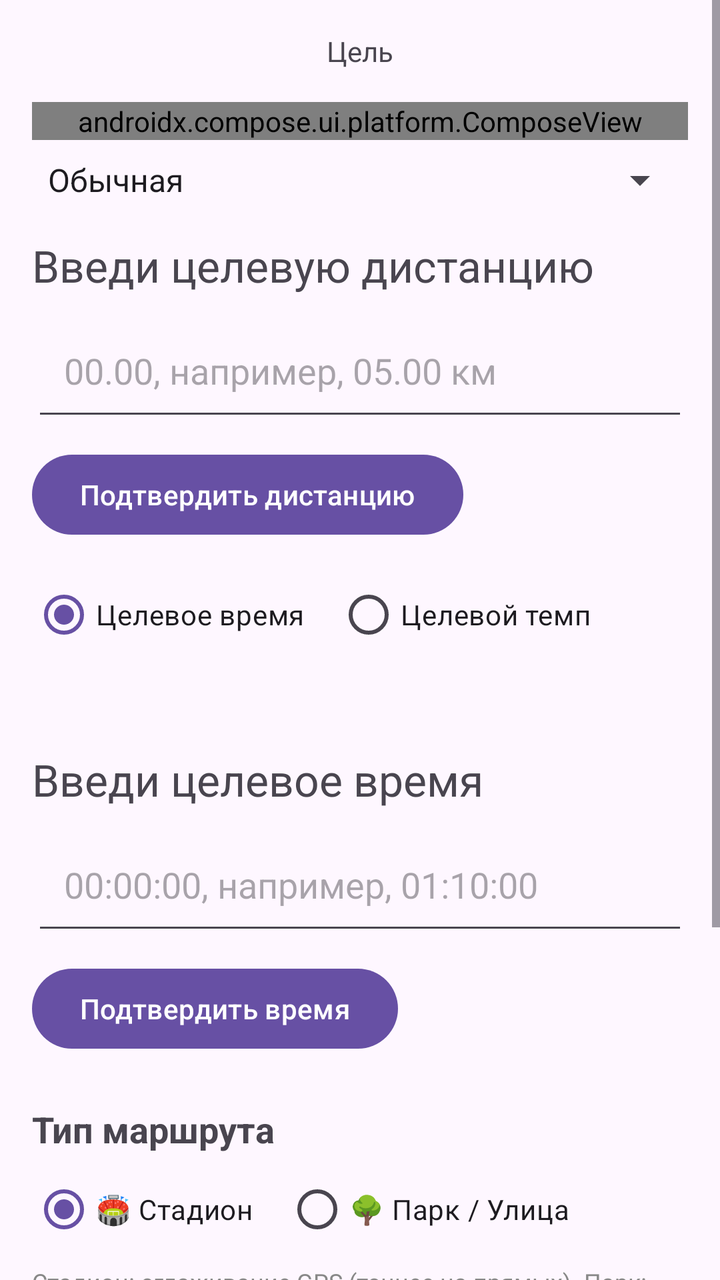
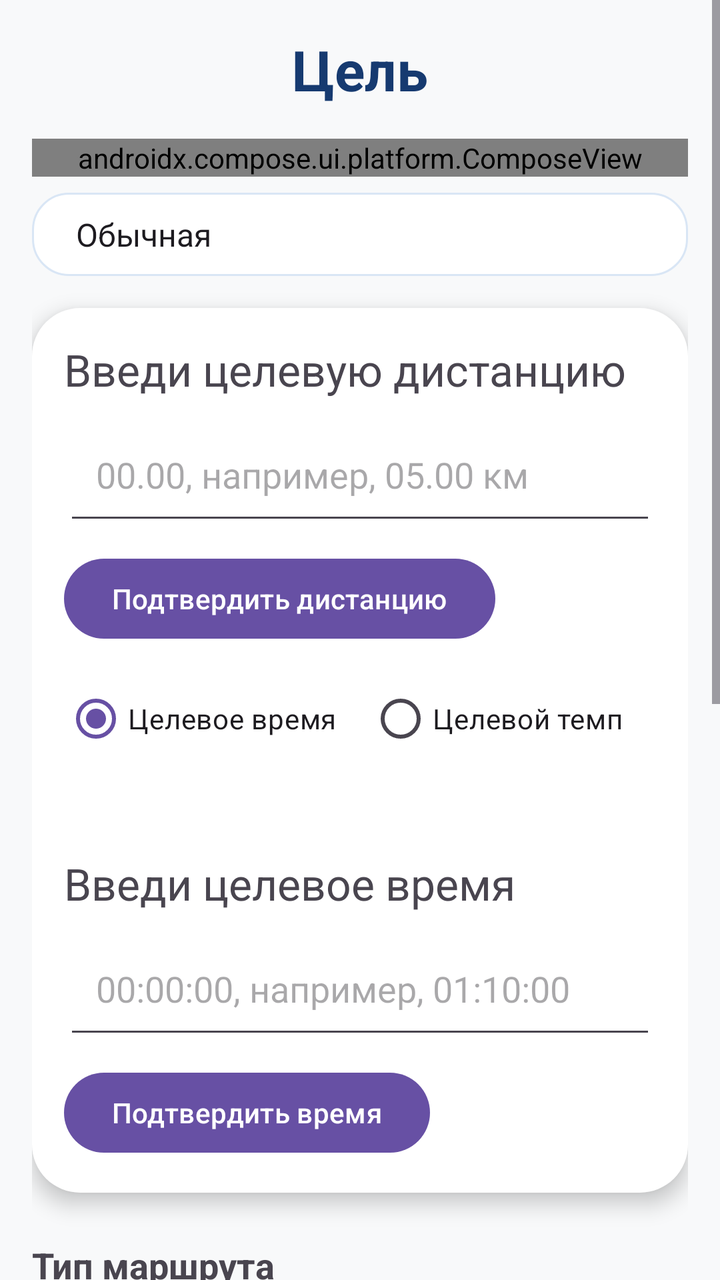

The first picture is an Android layout as it rendered before a commit; the second is the same layout after the commit. The layout source and the unified diff follow.
<!-- AndroidManifest.xml: application theme Theme.Stayer -->
<!-- res/layout/activity_goal.xml -->
<ScrollView
    xmlns:android="http://schemas.android.com/apk/res/android"
    android:layout_width="match_parent"
    android:layout_height="match_parent"
    android:fillViewport="true">

    <LinearLayout
        android:layout_width="match_parent"
        android:layout_height="wrap_content"
        android:orientation="vertical"
        android:padding="16dp">

        <TextView
            android:id="@+id/header"
            android:layout_width="wrap_content"
            android:layout_height="wrap_content"
            android:text="@string/goal_activity_title"
            android:layout_gravity="center_horizontal"/>

        
        <androidx.compose.ui.platform.ComposeView
            android:id="@+id/cvWorkoutModeLabel"
            android:layout_width="match_parent"
            android:layout_height="wrap_content"
            android:layout_marginTop="16dp"
            android:layout_marginBottom="8dp"/>

        <Spinner
            android:id="@+id/spWorkoutMode"
            android:layout_width="match_parent"
            android:layout_height="wrap_content"
            android:entries="@array/workout_modes"
            android:spinnerMode="dropdown"
            android:layout_marginBottom="16dp"/>

        
        <LinearLayout
            android:id="@+id/blockNormal"
            android:layout_width="match_parent"
            android:layout_height="wrap_content"
            android:orientation="vertical">

            
            <TextView
                android:id="@+id/distanceLabel"
                android:layout_width="wrap_content"
                android:layout_height="wrap_content"
                android:text="@string/prompt_distance"
                android:textSize="22sp"
                android:layout_marginBottom="8dp"/>

            
            <EditText
                android:id="@+id/distanceInput"
                android:layout_width="match_parent"
                android:layout_height="60dp"
                android:hint="00.00, например, 05.00 км"
                android:inputType="numberDecimal|numberSigned"
                android:digits="0123456789."
                android:padding="16dp"
                android:autofillHints="distance"/>

            
            <Button
                android:id="@+id/confirmDistanceButton"
                android:layout_width="wrap_content"
                android:layout_height="wrap_content"
                android:text="@string/confirm_distance_button"
                android:layout_marginTop="8dp"/>

            
            <RadioGroup
                android:id="@+id/rgNormalGoalMode"
                android:layout_width="match_parent"
                android:layout_height="wrap_content"
                android:orientation="horizontal"
                android:layout_marginTop="12dp">

                <RadioButton
                    android:id="@+id/rbGoalTime"
                    android:layout_width="wrap_content"
                    android:layout_height="wrap_content"
                    android:text="Целевое время"
                    android:checked="true"/>

                <RadioButton
                    android:id="@+id/rbGoalPace"
                    android:layout_width="wrap_content"
                    android:layout_height="wrap_content"
                    android:text="Целевой темп"
                    android:layout_marginStart="16dp"/>
            </RadioGroup>

            
            <TextView
                android:id="@+id/tvNormalDerived"
                android:layout_width="match_parent"
                android:layout_height="wrap_content"
                android:text=""
                android:textSize="16sp"
                android:layout_marginTop="6dp"
                android:textColor="#4CAF50"/>

            
            <LinearLayout
                android:id="@+id/blockGoalTime"
                android:layout_width="match_parent"
                android:layout_height="wrap_content"
                android:orientation="vertical">

                <TextView
                    android:id="@+id/timeLabel"
                    android:layout_width="wrap_content"
                    android:layout_height="wrap_content"
                    android:text="@string/prompt_time"
                    android:textSize="22sp"
                    android:layout_marginTop="16dp"
                    android:layout_marginBottom="8dp"/>

                <EditText
                    android:id="@+id/timeInput"
                    android:layout_width="match_parent"
                    android:layout_height="60dp"
                    android:hint="00:00:00, например, 01:10:00"
                    android:inputType="textNoSuggestions"
                    android:digits="0123456789:"
                    android:padding="16dp"
                    android:autofillHints="time"/>

                <Button
                    android:id="@+id/confirmTimeButton"
                    android:layout_width="wrap_content"
                    android:layout_height="wrap_content"
                    android:text="@string/confirm_time_button"
                    android:layout_marginTop="8dp"/>
            </LinearLayout>

            
            <LinearLayout
                android:id="@+id/blockGoalPace"
                android:layout_width="match_parent"
                android:layout_height="wrap_content"
                android:orientation="vertical"
                android:visibility="gone">

                <TextView
                    android:layout_width="wrap_content"
                    android:layout_height="wrap_content"
                    android:text="Введи целевой темп"
                    android:textSize="22sp"
                    android:layout_marginTop="16dp"
                    android:layout_marginBottom="8dp"/>

                <EditText
                    android:id="@+id/etTargetPace"
                    android:layout_width="match_parent"
                    android:layout_height="60dp"
                    android:hint="MM:SS, например 08:20"
                    android:inputType="textNoSuggestions"
                    android:digits="0123456789:"
                    android:padding="16dp"
                    android:autofillHints=""/>

                <Button
                    android:id="@+id/btnConfirmPace"
                    android:layout_width="wrap_content"
                    android:layout_height="wrap_content"
                    android:text="Подтвердить темп"
                    android:layout_marginTop="8dp"/>
            </LinearLayout>
        </LinearLayout>

        
        <LinearLayout
            android:id="@+id/blockInterval"
            android:layout_width="match_parent"
            android:layout_height="wrap_content"
            android:orientation="vertical"
            android:visibility="gone"
            android:layout_marginTop="8dp">

            
            <TextView
                android:layout_width="match_parent"
                android:layout_height="wrap_content"
                android:text="Разминка (опционально)"
                android:textSize="18sp"
                android:textStyle="bold"
                android:layout_marginTop="8dp"/>

            <EditText
                android:id="@+id/etWarmupTime"
                android:layout_width="match_parent"
                android:layout_height="48dp"
                android:hint="Время, например 15:00"
                android:inputType="textNoSuggestions"
                android:digits="0123456789:"
                android:textSize="14sp"/>

            <EditText
                android:id="@+id/etWarmupPace"
                android:layout_width="match_parent"
                android:layout_height="48dp"
                android:hint="Темп, например 08:20 (можно пусто)"
                android:inputType="textNoSuggestions"
                android:digits="0123456789:"
                android:textSize="14sp"/>

            
            <TextView
                android:layout_width="match_parent"
                android:layout_height="wrap_content"
                android:text="Работа"
                android:textSize="18sp"
                android:textStyle="bold"
                android:layout_marginTop="16dp"/>

            <EditText
                android:id="@+id/etWorkTime"
                android:layout_width="match_parent"
                android:layout_height="48dp"
                android:hint="Время, например 00:20"
                android:inputType="textNoSuggestions"
                android:digits="0123456789:"
                android:textSize="14sp"/>

            <EditText
                android:id="@+id/etWorkPace"
                android:layout_width="match_parent"
                android:layout_height="48dp"
                android:hint="Темп, например 05:00"
                android:inputType="textNoSuggestions"
                android:digits="0123456789:"
                android:textSize="14sp"/>

            
            <TextView
                android:layout_width="match_parent"
                android:layout_height="wrap_content"
                android:text="Отдых"
                android:textSize="18sp"
                android:textStyle="bold"
                android:layout_marginTop="16dp"/>

            <EditText
                android:id="@+id/etRestTime"
                android:layout_width="match_parent"
                android:layout_height="48dp"
                android:hint="Время, например 01:30"
                android:inputType="textNoSuggestions"
                android:digits="0123456789:"
                android:textSize="14sp"/>

            <EditText
                android:id="@+id/etRestPace"
                android:layout_width="match_parent"
                android:layout_height="48dp"
                android:hint="Темп, например 08:30 (пусто = без контроля)"
                android:inputType="textNoSuggestions"
                android:digits="0123456789:"
                android:textSize="14sp"/>

            
            <TextView
                android:layout_width="match_parent"
                android:layout_height="wrap_content"
                android:text="Количество серий (Работа + Отдых)"
                android:textSize="18sp"
                android:textStyle="bold"
                android:layout_marginTop="16dp"/>

            <EditText
                android:id="@+id/etRepeats"
                android:layout_width="match_parent"
                android:layout_height="48dp"
                android:hint="Повторить цикл раз, например 8"
                android:inputType="number"
                android:textSize="14sp"/>

            
            <TextView
                android:layout_width="match_parent"
                android:layout_height="wrap_content"
                android:text="Заминка (опционально)"
                android:textSize="18sp"
                android:textStyle="bold"
                android:layout_marginTop="16dp"/>

            <EditText
                android:id="@+id/etCooldownTime"
                android:layout_width="match_parent"
                android:layout_height="48dp"
                android:hint="Время, например 10:00"
                android:inputType="textNoSuggestions"
                android:digits="0123456789:"
                android:textSize="14sp"/>

            <EditText
                android:id="@+id/etCooldownPace"
                android:layout_width="match_parent"
                android:layout_height="48dp"
                android:hint="Темп, например 08:40 (можно пусто)"
                android:inputType="textNoSuggestions"
                android:digits="0123456789:"
                android:textSize="14sp"/>

            <Button
                android:id="@+id/btnSaveInterval"
                android:layout_width="match_parent"
                android:layout_height="wrap_content"
                android:text="Сохранить интервальную"
                android:layout_marginTop="16dp"/>

            <TextView
                android:id="@+id/tvIntervalSummary"
                android:layout_width="match_parent"
                android:layout_height="wrap_content"
                android:text=""
                android:textSize="16sp"
                android:textColor="#4CAF50"
                android:layout_marginTop="6dp"/>
        </LinearLayout>

        
        <LinearLayout
            android:id="@+id/blockCombo"
            android:layout_width="match_parent"
            android:layout_height="wrap_content"
            android:orientation="vertical"
            android:visibility="gone"
            android:layout_marginTop="16dp">

            <TextView
                android:layout_width="match_parent"
                android:layout_height="wrap_content"
                android:text="Конструктор тренировки"
                android:textSize="18sp"
                android:textStyle="bold"
                android:layout_marginBottom="8dp"/>

            <androidx.recyclerview.widget.RecyclerView
                android:id="@+id/rvComboBlocks"
                android:layout_width="match_parent"
                android:layout_height="wrap_content"
                android:nestedScrollingEnabled="false"/>

            
            <LinearLayout
                android:layout_width="match_parent"
                android:layout_height="wrap_content"
                android:orientation="horizontal"
                android:layout_marginTop="8dp"
                android:gravity="center_vertical">

                <Spinner
                    android:id="@+id/spComboBlockType"
                    android:layout_width="0dp"
                    android:layout_height="wrap_content"
                    android:layout_weight="1"
                    android:entries="@array/combo_block_types"
                    android:spinnerMode="dropdown"/>

                <Button
                    android:id="@+id/btnAddComboBlock"
                    android:layout_width="wrap_content"
                    android:layout_height="wrap_content"
                    android:text="+ Добавить"
                    android:layout_marginStart="8dp"/>
            </LinearLayout>

            
            <TextView
                android:id="@+id/tvComboSummary"
                android:layout_width="match_parent"
                android:layout_height="wrap_content"
                android:layout_marginTop="12dp"
                android:textSize="14sp"
                android:text=""/>

            
            <Button
                android:id="@+id/btnSaveCombo"
                android:layout_width="match_parent"
                android:layout_height="wrap_content"
                android:text="💾 Сохранить"
                android:layout_marginTop="8dp"/>
        </LinearLayout>

        
        <LinearLayout
            android:id="@+id/blockFree"
            android:layout_width="match_parent"
            android:layout_height="wrap_content"
            android:orientation="vertical"
            android:visibility="gone"
            android:layout_marginTop="16dp">

            <TextView
                android:layout_width="match_parent"
                android:layout_height="wrap_content"
                android:text="Свободный бег"
                android:textSize="18sp"
                android:textStyle="bold"/>

            <TextView
                android:layout_width="match_parent"
                android:layout_height="wrap_content"
                android:layout_marginTop="8dp"
                android:text="Во время тренировки приложение будет озвучивать каждый полный километр: дистанцию, общее время и средний темп за всю тренировку."
                android:textSize="14sp"/>

            <Button
                android:id="@+id/btnSaveFree"
                android:layout_width="match_parent"
                android:layout_height="wrap_content"
                android:layout_marginTop="12dp"
                android:text="Сохранить свободный бег"/>

            <TextView
                android:id="@+id/tvFreeSummary"
                android:layout_width="match_parent"
                android:layout_height="wrap_content"
                android:layout_marginTop="6dp"
                android:text=""
                android:textColor="#4CAF50"
                android:textSize="16sp"/>
        </LinearLayout>

        <LinearLayout
            android:id="@+id/blockRace"
            android:layout_width="match_parent"
            android:layout_height="wrap_content"
            android:layout_marginTop="16dp"
            android:orientation="vertical"
            android:visibility="gone">

            <TextView
                android:layout_width="match_parent"
                android:layout_height="wrap_content"
                android:text="План забега"
                android:textSize="18sp"
                android:textStyle="bold" />

            <EditText
                android:id="@+id/etRaceTotalDistance"
                android:layout_width="match_parent"
                android:layout_height="48dp"
                android:layout_marginTop="8dp"
                android:digits="0123456789.,"
                android:hint="Общая дистанция, например 5.00"
                android:inputType="numberDecimal|numberSigned"
                android:textSize="14sp" />

            <TextView
                android:layout_width="match_parent"
                android:layout_height="wrap_content"
                android:layout_marginTop="12dp"
                android:text="Участки"
                android:textSize="16sp"
                android:textStyle="bold" />

            <androidx.recyclerview.widget.RecyclerView
                android:id="@+id/rvRaceSegments"
                android:layout_width="match_parent"
                android:layout_height="wrap_content"
                android:layout_marginTop="8dp"
                android:nestedScrollingEnabled="false" />

            <Button
                android:id="@+id/btnAddRaceSegment"
                android:layout_width="match_parent"
                android:layout_height="wrap_content"
                android:layout_marginTop="8dp"
                android:text="+ Добавить участок" />

            <TextView
                android:id="@+id/tvRaceSummary"
                android:layout_width="match_parent"
                android:layout_height="wrap_content"
                android:layout_marginTop="12dp"
                android:text=""
                android:textSize="14sp" />

            <Button
                android:id="@+id/btnSaveRace"
                android:layout_width="match_parent"
                android:layout_height="wrap_content"
                android:layout_marginTop="8dp"
                android:text="Сохранить забег" />
        </LinearLayout>

        
        <TextView
            android:layout_width="wrap_content"
            android:layout_height="wrap_content"
            android:text="Тип маршрута"
            android:textSize="18sp"
            android:textStyle="bold"
            android:layout_marginTop="24dp"
            android:layout_marginBottom="4dp"/>

        <RadioGroup
            android:id="@+id/rgLocationType"
            android:layout_width="match_parent"
            android:layout_height="wrap_content"
            android:orientation="horizontal">

            <RadioButton
                android:id="@+id/rbStadium"
                android:layout_width="wrap_content"
                android:layout_height="wrap_content"
                android:text="🏟️ Стадион"
                android:checked="true"/>

            <RadioButton
                android:id="@+id/rbPark"
                android:layout_width="wrap_content"
                android:layout_height="wrap_content"
                android:text="🌳 Парк / Улица"
                android:layout_marginStart="16dp"/>
        </RadioGroup>

        <TextView
            android:id="@+id/tvLocationHint"
            android:layout_width="match_parent"
            android:layout_height="wrap_content"
            android:text="Стадион: сглаживание GPS (точнее на прямых). Парк: без сглаживания (точнее на поворотах)."
            android:textSize="12sp"
            android:textColor="#888888"
            android:layout_marginTop="4dp"/>

        <androidx.appcompat.widget.SwitchCompat
            android:id="@+id/swPaceCorrector"
            android:layout_width="match_parent"
            android:layout_height="wrap_content"
            android:text="Корректировщик темпа"
            android:textSize="16sp"
            android:textStyle="bold"
            android:checked="true"
            android:layout_marginTop="18dp"/>

        <TextView
            android:id="@+id/tvPaceCorrectorHint"
            android:layout_width="match_parent"
            android:layout_height="wrap_content"
            android:text="Включает короткие подсказки «быстрее/медленнее». Чекпоинты и отчёты этапов остаются активными."
            android:textSize="12sp"
            android:textColor="#888888"
            android:layout_marginTop="4dp"/>

        
        <Button
            android:id="@+id/backButton"
            android:layout_width="wrap_content"
            android:layout_height="wrap_content"
            android:text="Назад"
            android:layout_gravity="center_horizontal"
            android:layout_marginTop="32dp"
            android:layout_marginBottom="24dp"/>

    </LinearLayout>
</ScrollView>
<!-- resources referenced by this layout -->
<resources>
  <string-array name="combo_block_types">
          <item>Разминка</item>
          <item>Обычная</item>
          <item>Интервальная</item>
          <item>Заминка</item>
      </string-array>
  <string-array name="workout_modes">
          <item>Обычная</item>
          <item>Интервальная</item>
          <item>Комбинированная</item>
          <item>Свободный бег</item>
          <item>Забег</item>
      </string-array>
  <string name="confirm_distance_button">Подтвердить дистанцию</string>
  <string name="confirm_time_button">Подтвердить время</string>
  <string name="goal_activity_title">Цель</string>
  <string name="prompt_distance">Введи целевую дистанцию</string>
  <string name="prompt_time">Введи целевое время</string>
  <style name="Theme.Stayer" parent="Theme.Material3.DayNight.NoActionBar" />
</resources>

<!-- the commit's change to res/layout/activity_goal.xml (unified diff, before → after) -->
@@ -2,6 +2,7 @@
     xmlns:android="http://schemas.android.com/apk/res/android"
     android:layout_width="match_parent"
     android:layout_height="match_parent"
+    android:background="@color/sport_light_bg"
     android:fillViewport="true">
 
     <LinearLayout
@@ -15,6 +16,9 @@
             android:layout_width="wrap_content"
             android:layout_height="wrap_content"
             android:text="@string/goal_activity_title"
+            android:textColor="@color/sport_deep_blue"
+            android:textSize="28sp"
+            android:textStyle="bold"
             android:layout_gravity="center_horizontal"/>
 
         
@@ -29,7 +33,9 @@
             android:id="@+id/spWorkoutMode"
             android:layout_width="match_parent"
             android:layout_height="wrap_content"
+            android:background="@drawable/bg_sport_input"
             android:entries="@array/workout_modes"
+            android:popupBackground="@drawable/bg_sport_spinner_popup"
             android:spinnerMode="dropdown"
             android:layout_marginBottom="16dp"/>
 
@@ -38,7 +44,10 @@
             android:id="@+id/blockNormal"
             android:layout_width="match_parent"
             android:layout_height="wrap_content"
-            android:orientation="vertical">
+            android:orientation="vertical"
+            android:background="@drawable/bg_sport_card"
+            android:elevation="6dp"
+            android:padding="16dp">
 
             
             <TextView
@@ -177,7 +186,10 @@
             android:layout_height="wrap_content"
             android:orientation="vertical"
             android:visibility="gone"
-            android:layout_marginTop="8dp">
+            android:layout_marginTop="12dp"
+            android:background="@drawable/bg_sport_card"
+            android:elevation="6dp"
+            android:padding="16dp">
 
             
             <TextView
@@ -328,7 +340,10 @@
             android:layout_height="wrap_content"
             android:orientation="vertical"
             android:visibility="gone"
-            android:layout_marginTop="16dp">
+            android:layout_marginTop="16dp"
+            android:background="@drawable/bg_sport_card"
+            android:elevation="6dp"
+            android:padding="16dp">
 
             <TextView
                 android:layout_width="match_parent"
@@ -357,7 +372,9 @@
                     android:layout_width="0dp"
                     android:layout_height="wrap_content"
                     android:layout_weight="1"
+                    android:background="@drawable/bg_sport_input"
                     android:entries="@array/combo_block_types"
+                    android:popupBackground="@drawable/bg_sport_spinner_popup"
                     android:spinnerMode="dropdown"/>
 
                 <Button
@@ -393,7 +410,10 @@
             android:layout_height="wrap_content"
             android:orientation="vertical"
             android:visibility="gone"
-            android:layout_marginTop="16dp">
+            android:layout_marginTop="16dp"
+            android:background="@drawable/bg_sport_card"
+            android:elevation="6dp"
+            android:padding="16dp">
 
             <TextView
                 android:layout_width="match_parent"
@@ -432,7 +452,10 @@
             android:layout_height="wrap_content"
             android:layout_marginTop="16dp"
             android:orientation="vertical"
-            android:visibility="gone">
+            android:visibility="gone"
+            android:background="@drawable/bg_sport_card"
+            android:elevation="6dp"
+            android:padding="16dp">
 
             <TextView
                 android:layout_width="match_parent"
@@ -524,7 +547,7 @@
             android:id="@+id/tvLocationHint"
             android:layout_width="match_parent"
             android:layout_height="wrap_content"
-            android:text="Стадион: сглаживание GPS (точнее на прямых). Парк: без сглаживания (точнее на поворотах)."
+            android:text="Стадион: сглаживание GPS (точнее на прямых). Парк: без сглаживания (точнее на поворотах). Для бега по дорожке стадиона включите также «Бег по маршруту»."
             android:textSize="12sp"
             android:textColor="#888888"
             android:layout_marginTop="4dp"/>
@@ -543,10 +566,36 @@
             android:id="@+id/tvPaceCorrectorHint"
             android:layout_width="match_parent"
             android:layout_height="wrap_content"
-            android:text="Включает короткие подсказки «быстрее/медленнее». Чекпоинты и отчёты этапов остаются активными."
+            android:text="Короткие подсказки «быстрее/медленнее» (после ~30 с). Работает в обычном режиме, интервалах и комбо-блоках «обычная». Чекпоинты и отчёты этапов остаются."
             android:textSize="12sp"
             android:textColor="#888888"
             android:layout_marginTop="4dp"/>
+
+        <androidx.appcompat.widget.SwitchCompat
+            android:id="@+id/swRouteFollow"
+            android:layout_width="match_parent"
+            android:layout_height="wrap_content"
+            android:text="Бег по маршруту"
+            android:textSize="16sp"
+            android:textStyle="bold"
+            android:checked="false"
+            android:layout_marginTop="18dp"/>
+
+        <TextView
+            android:id="@+id/tvRouteFollowHint"
+            android:layout_width="match_parent"
+            android:layout_height="wrap_content"
+            android:text="Привязывает GPS к нарисованному маршруту: дистанция считается строго вдоль тропинок. Нужен заранее заданный маршрут."
+            android:textSize="12sp"
+            android:textColor="#888888"
+            android:layout_marginTop="4dp"/>
+
+        <Button
+            android:id="@+id/btnOpenRouteEditor"
+            android:layout_width="match_parent"
+            android:layout_height="wrap_content"
+            android:text="Редактор маршрута"
+            android:layout_marginTop="8dp"/>
 
         
         <Button
<!-- resource entries referenced after the edit -->
@@ -13,11 +13,53 @@
           <item>Свободный бег</item>
           <item>Забег</item>
       </string-array>
+  <color name="sport_deep_blue">#163A70</color>
+  <color name="sport_light_bg">#F8F9FA</color>
+  <!-- drawable bg_sport_card (drawable) -->
+  <?xml version="1.0" encoding="utf-8"?>
+  <shape xmlns:android="http://schemas.android.com/apk/res/android" android:shape="rectangle">
+      <solid android:color="@color/sport_card_white" />
+      <corners android:radius="24dp" />
+  </shape>
+  <!-- drawable bg_sport_input (drawable) -->
+  <?xml version="1.0" encoding="utf-8"?>
+  <shape xmlns:android="http://schemas.android.com/apk/res/android" android:shape="rectangle">
+      <solid android:color="@color/sport_card_white" />
+      <stroke
+          android:width="1dp"
+          android:color="@color/sport_soft_stroke" />
+      <corners android:radius="18dp" />
+      <padding
+          android:left="14dp"
+          android:top="10dp"
+          android:right="14dp"
+          android:bottom="10dp" />
+  </shape>
+  <!-- drawable bg_sport_spinner_popup (drawable) -->
+  <?xml version="1.0" encoding="utf-8"?>
+  <inset xmlns:android="http://schemas.android.com/apk/res/android"
+      android:insetTop="4dp"
+      android:insetBottom="8dp">
+      <shape android:shape="rectangle">
+          <solid android:color="@color/sport_card_white" />
+          <corners android:radius="24dp" />
+          <stroke
+              android:width="1dp"
+              android:color="@color/sport_soft_stroke" />
+          <padding
+              android:left="8dp"
+              android:top="8dp"
+              android:right="8dp"
+              android:bottom="8dp" />
+      </shape>
+  </inset>
   <string name="confirm_distance_button">Подтвердить дистанцию</string>
   <string name="confirm_time_button">Подтвердить время</string>
   <string name="goal_activity_title">Цель</string>
   <string name="prompt_distance">Введи целевую дистанцию</string>
   <string name="prompt_time">Введи целевое время</string>
   <style name="Theme.Stayer" parent="Theme.Material3.DayNight.NoActionBar" />
+  <color name="sport_card_white">#FFFFFFFF</color>
+  <color name="sport_soft_stroke">#D9E6F5</color>
 </resources>
 
